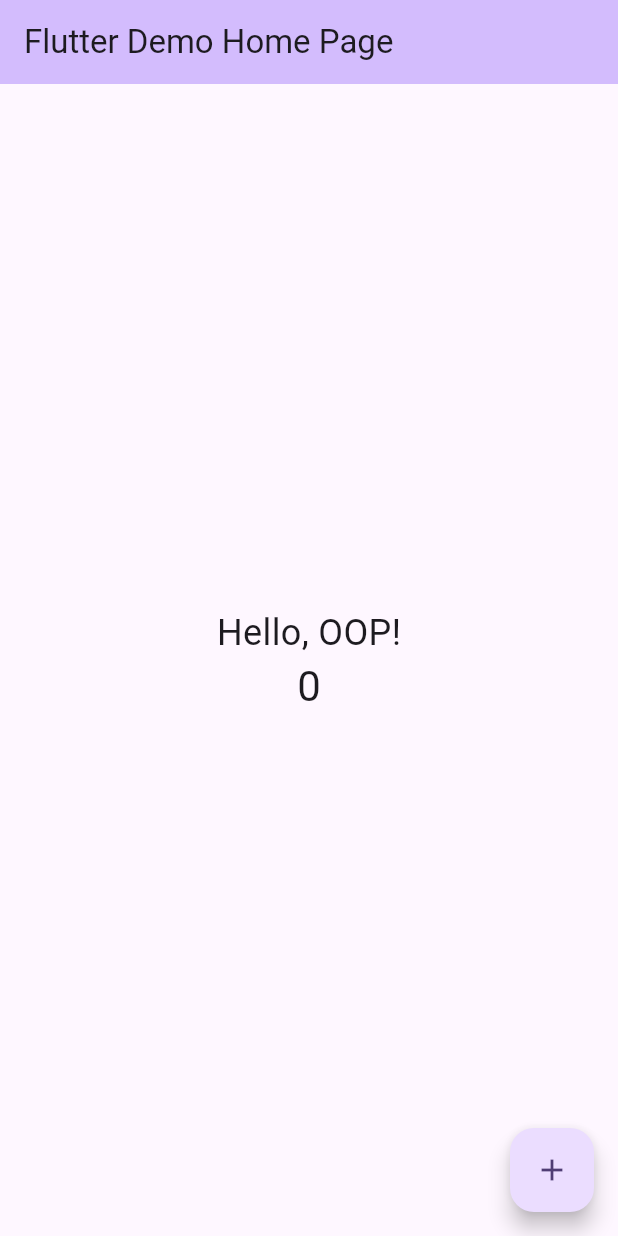
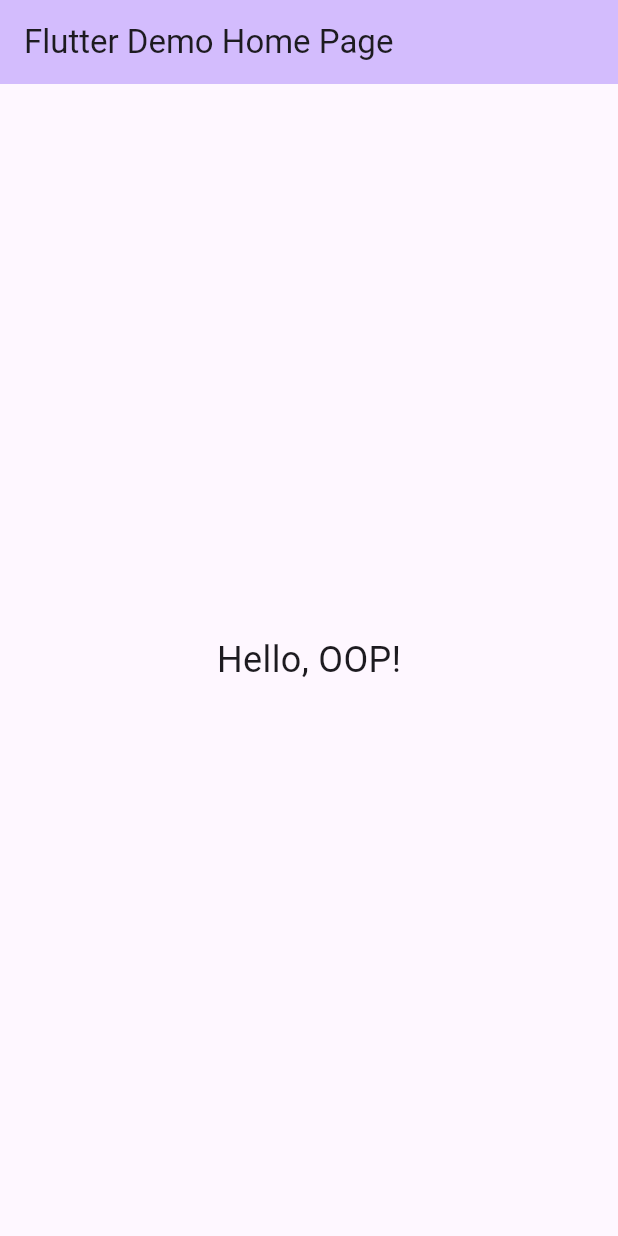
Before and after one commit to ossw5/my_oop_app, a Flutter app: the screen it shows after launch, on a phone screen of 412 x 824 dp. Run offline on Flutter 3.47's test engine with Material 3 defaults, Android fonts, the phone set to English and light mode, and no system bars.

```diff
--- a/lib/main.dart
+++ b/lib/main.dart
@@ -7,27 +7,11 @@ void main() {
 class MyApp extends StatelessWidget {
   const MyApp({super.key});
 
-  // This widget is the root of your application.
   @override
   Widget build(BuildContext context) {
     return MaterialApp(
       title: 'Flutter Demo',
       theme: ThemeData(
-        // This is the theme of your application.
-        //
-        // TRY THIS: Try running your application with "flutter run". You'll see
-        // the application has a purple toolbar. Then, without quitting the app,
-        // try changing the seedColor in the colorScheme below to Colors.green
-        // and then invoke "hot reload" (save your changes or press the "hot
-        // reload" button in a Flutter-supported IDE, or press "r" if you used
-        // the command line to start the app).
-        //
-        // Notice that the counter didn't reset back to zero; the application
-        // state is not lost during the reload. To reset the state, use hot
-        // restart instead.
-        //
-        // This works for code too, not just values: Most code changes can be
-        // tested with just a hot reload.
         colorScheme: ColorScheme.fromSeed(seedColor: Colors.deepPurple),
       ),
       home: const MyHomePage(title: 'Flutter Demo Home Page'),
@@ -38,15 +22,6 @@ class MyApp extends StatelessWidget {
 class MyHomePage extends StatefulWidget {
   const MyHomePage({super.key, required this.title});
 
-  // This widget is the home page of your application. It is stateful, meaning
-  // that it has a State object (defined below) that contains fields that affect
-  // how it looks.
-
-  // This class is the configuration for the state. It holds the values (in this
-  // case the title) provided by the parent (in this case the App widget) and
-  // used by the build method of the State. Fields in a Widget subclass are
-  // always marked "final".
-
   final String title;
 
   @override
@@ -54,67 +29,14 @@ class MyHomePage extends StatefulWidget {
 }
 
 class _MyHomePageState extends State<MyHomePage> {
-  int _counter = 0;
-
-  void _incrementCounter() {
-    setState(() {
-      // This call to setState tells the Flutter framework that something has
-      // changed in this State, which causes it to rerun the build method below
-      // so that the display can reflect the updated values. If we changed
-      // _counter without calling setState(), then the build method would not be
-      // called again, and so nothing would appear to happen.
-      _counter++;
-    });
-  }
-
   @override
   Widget build(BuildContext context) {
-    // This method is rerun every time setState is called, for instance as done
-    // by the _incrementCounter method above.
-    //
-    // The Flutter framework has been optimized to make rerunning build methods
-    // fast, so that you can just rebuild anything that needs updating rather
-    // than having to individually change instances of widgets.
     return Scaffold(
       appBar: AppBar(
-        // TRY THIS: Try changing the color here to a specific color (to
-        // Colors.amber, perhaps?) and trigger a hot reload to see the AppBar
-        // change color while the other colors stay the same.
         backgroundColor: Theme.of(context).colorScheme.inversePrimary,
-        // Here we take the value from the MyHomePage object that was created by
-        // the App.build method, and use it to set our appbar title.
         title: Text(widget.title),
       ),
-      body: Center(
-        child: Column(
-          // Column is also a layout widget. It takes a list of children and
-          // arranges them vertically. By default, it sizes itself to fit its
-          // children horizontally, and tries to be as tall as its parent.
-          //
-          // Column has various properties to control how it sizes itself and
-          // how it positions its children. Here we use mainAxisAlignment to
-          // center the children vertically; the main axis here is the vertical
-          // axis because Columns are vertical (the cross axis would be
-          // horizontal).
-          //
-          // TRY THIS: Invoke "debug painting" (choose the "Toggle Debug Paint"
-          // action in the IDE, or press "p" in the console), to see the
-          // wireframe for each widget.
-          mainAxisAlignment: MainAxisAlignment.center,
-          children: <Widget>[
-            const Text('Hello, OOP!', style: TextStyle(fontSize: 24)),
-            Text(
-              '$_counter',
-              style: Theme.of(context).textTheme.headlineMedium,
-            ),
-          ],
-        ),
-      ),
-      floatingActionButton: FloatingActionButton(
-        onPressed: _incrementCounter,
-        tooltip: 'Increment',
-        child: const Icon(Icons.add),
-      ), // This trailing comma makes auto-formatting nicer for build methods.
+      body: Center(child: Text('Hello, OOP!', style: TextStyle(fontSize: 24))),
     );
   }
 }
```
Also changed, not shown: flutter_01.png (added), flutter_02.png (added), flutter_03.png (added), flutter_04.png (added), flutter_05.png (added), flutter_06.png (added), flutter_07.png (added).
